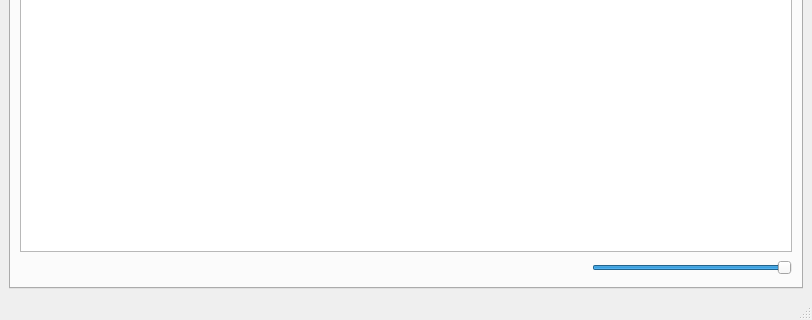
The window that astrobench.ui (steveicarus/astrobench) describes before a commit, drawn with Qt 5; both pictures show x 0 to 812 and y 269 to 589 of the 812 by 589 pixel window.
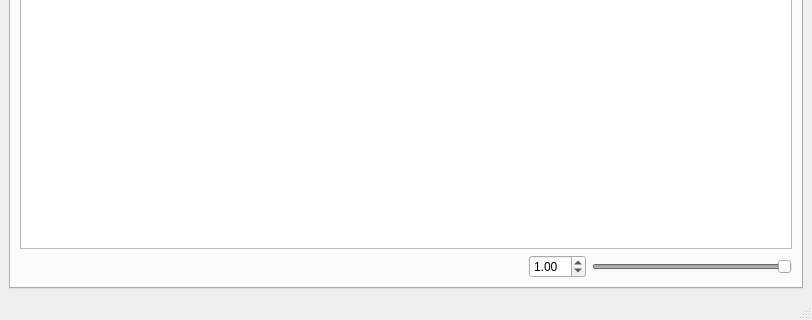
The same window after the commit. The open tabs and pages were chosen to show the change.

Commit message: Add a gamma correction processing step.

```diff
--- a/astrobench.ui
+++ b/astrobench.ui
@@ -125,8 +125,24 @@
             </property>
            </spacer>
           </item>
+          <item>
+           <widget class="QDoubleSpinBox" name="image_display_gamma">
+            <property name="toolTip">
+             <string>Gamma correction value</string>
+            </property>
+            <property name="singleStep">
+             <double>0.100000000000000</double>
+            </property>
+            <property name="value">
+             <double>1.000000000000000</double>
+            </property>
+           </widget>
+          </item>
           <item>
            <widget class="QSlider" name="image_zoom_slider">
+            <property name="enabled">
+             <bool>false</bool>
+            </property>
             <property name="sizePolicy">
              <sizepolicy hsizetype="Preferred" vsizetype="Fixed">
               <horstretch>0</horstretch>
```
Left out of the diff: 6 changed lines with no effect on the pictures. The commit also changes 1 other file.
